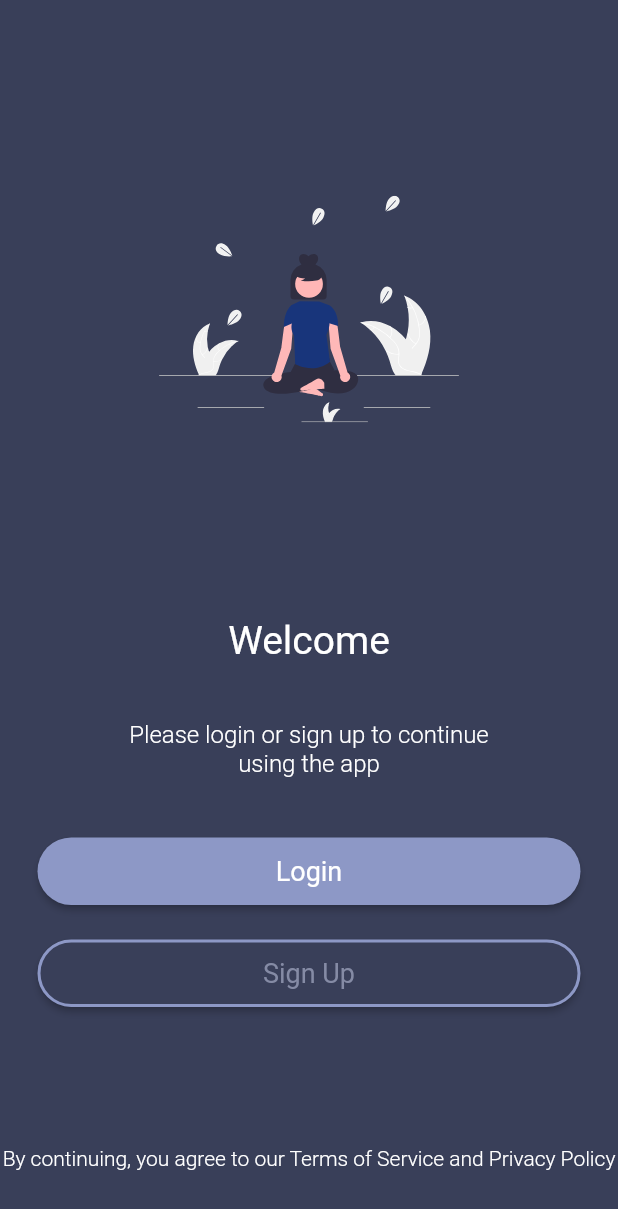
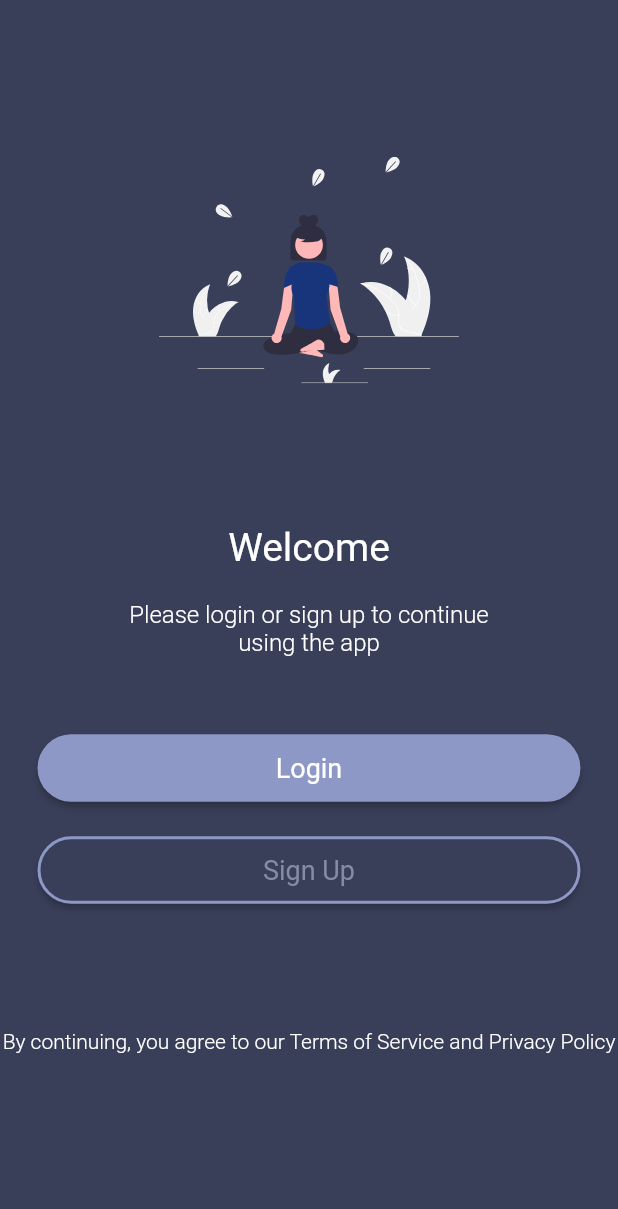
Before and after one commit to sosualfred/testapp, a Flutter app: the screen it shows after launch, on a phone screen of 412 x 824 dp. Shown: the top 1209 px of the screen. Run offline on Flutter 3.47's test engine with Material 2 defaults, Android fonts, the phone set to English and light mode, and no system bars; our stand-ins replace flutter_svg.

Commit message:
make login screen scrollable

```diff
--- a/lib/screens/home_screen.dart
+++ b/lib/screens/home_screen.dart
@@ -9,30 +9,30 @@ class HomeScreen extends StatelessWidget {
     return Scaffold(
       backgroundColor: Color(0xFF393f59),
       body: SafeArea(
-        child: Center(
+        child: SingleChildScrollView(
           child: Column(
-            mainAxisAlignment: MainAxisAlignment.spaceAround,
             children: [
-              Expanded(
-                child: Center(
-                  child: SvgPicture.asset(
+              SizedBox(
+                height: 80,
+              ),
+              SvgPicture.asset(
                 'assets/images/meditation.svg',
                 semanticsLabel: 'Meditation',
                 height: 200,
                 width: 200,
               ),
+              SizedBox(
+                height: 70,
               ),
-              ),
-              Expanded(
-                child: Column(
-                  mainAxisAlignment: MainAxisAlignment.spaceBetween,
-                  children: [
               Text(
                 "Welcome",
                 style: TextStyle(
                   fontSize: 26,
                   color: Colors.white,
                 ),
+              ),
+              SizedBox(
+                height: 20,
               ),
               Text(
                 "Please login or sign up to continue \nusing the app",
@@ -43,8 +43,9 @@ class HomeScreen extends StatelessWidget {
                   fontWeight: FontWeight.w300,
                 ),
               ),
-                    Column(
-                      children: [
+              SizedBox(
+                height: 50,
+              ),
               Padding(
                 padding: const EdgeInsets.symmetric(horizontal: 25),
                 child: ElevatedButton(
@@ -65,7 +66,9 @@ class HomeScreen extends StatelessWidget {
                   ),
                 ),
               ),
-                        SizedBox(height: 20),
+              SizedBox(
+                height: 20,
+              ),
               Padding(
                 padding: const EdgeInsets.symmetric(horizontal: 25),
                 child: ElevatedButton(
@@ -91,9 +94,9 @@ class HomeScreen extends StatelessWidget {
                   ),
                 ),
               ),
-                      ],
+              SizedBox(
+                height: MediaQuery.of(context).size.height * 0.1,
               ),
-                    SizedBox(height: 15),
               Text(
                 "By continuing, you agree to our Terms of Service and Privacy Policy",
                 textAlign: TextAlign.center,
@@ -102,9 +105,8 @@ class HomeScreen extends StatelessWidget {
                   fontWeight: FontWeight.w300,
                 ),
               ),
-                    SizedBox(height: 5),
-                  ],
-                ),
+              SizedBox(
+                height: MediaQuery.of(context).size.height * 0.05,
               ),
             ],
           ),
```
Lines whose indentation alone changed are shown as unchanged.
